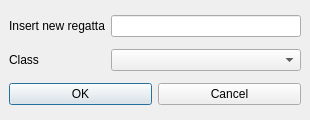
Old version of the form classifiche/regatta_dialog.ui in the repository BackupTheBerlios/sailforlinux-svn.
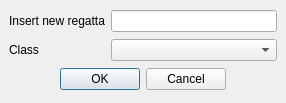
New version of the form.

The edit to the form file:
```diff
--- a/classifiche/regatta_dialog.ui
+++ b/classifiche/regatta_dialog.ui
@@ -8,8 +8,8 @@
    <rect>
     <x>0</x>
     <y>0</y>
-    <width>310</width>
-    <height>120</height>
+    <width>286</width>
+    <height>103</height>
    </rect>
   </property>
   <property name="sizePolicy" >
@@ -45,6 +45,19 @@
      <property name="spacing" >
       <number>6</number>
      </property>
+     <item>
+      <spacer>
+       <property name="orientation" >
+        <enum>Qt::Horizontal</enum>
+       </property>
+       <property name="sizeHint" >
+        <size>
+         <width>40</width>
+         <height>20</height>
+        </size>
+       </property>
+      </spacer>
+     </item>
      <item>
       <widget class="QPushButton" name="okButton" >
        <property name="text" >
@@ -59,6 +72,19 @@
        </property>
       </widget>
      </item>
+     <item>
+      <spacer>
+       <property name="orientation" >
+        <enum>Qt::Horizontal</enum>
+       </property>
+       <property name="sizeHint" >
+        <size>
+         <width>40</width>
+         <height>20</height>
+        </size>
+       </property>
+      </spacer>
+     </item>
     </layout>
    </item>
    <item row="0" column="1" >
```
Left out of the diff: 26 changed lines with no effect on the pictures.
